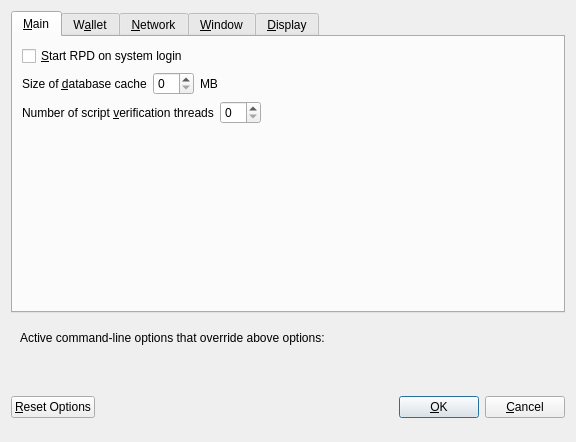
Before: the Qt Designer form src/qt/forms/optionsdialog.ui in MotoAcidic/Rapids, drawn with Qt 5.
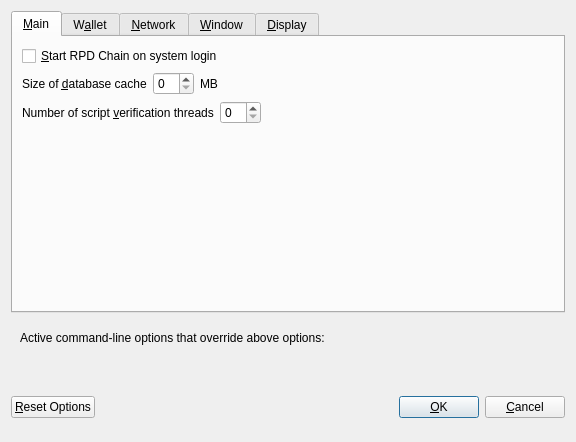
After: the same form once the commit is applied. Custom widgets are drawn as their Qt base class.

What changed in the file:
```diff
--- a/src/qt/forms/optionsdialog.ui
+++ b/src/qt/forms/optionsdialog.ui
@@ -33,7 +33,7 @@
           <string>Automatically start RPD after logging in to the system.</string>
          </property>
          <property name="text">
-          <string>&amp;Start RPD on system login</string>
+          <string>&amp;Start RPD Chain on system login</string>
          </property>
         </widget>
        </item>
```
Left out of the diff: 8 changed lines with no effect on the pictures.
